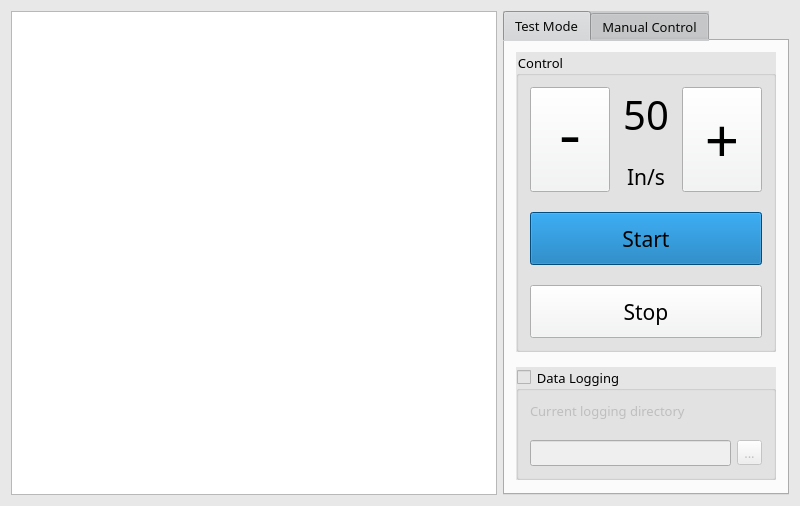
Before: the Qt Designer form PullTestGui/Qt_Files/UIDesign/mainwindow.ui in SJuola/TomPullTest, drawn with Qt 5.
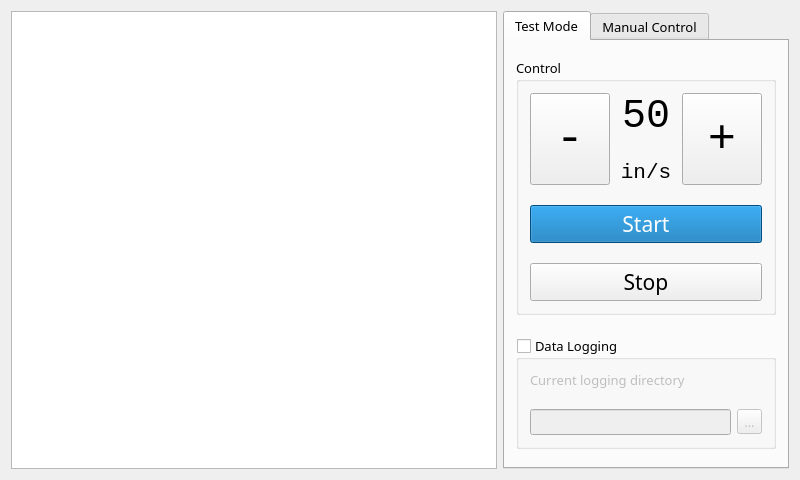
After: the same form once the commit is applied. Custom widgets are drawn as their Qt base class.

Diff of the .ui file:
```diff
--- a/PullTestGui/Qt_Files/UIDesign/mainwindow.ui
+++ b/PullTestGui/Qt_Files/UIDesign/mainwindow.ui
@@ -17,12 +17,35 @@
    <string>Tom Accelerated Pull Test</string>
   </property>
   <property name="styleSheet">
-   <string notr="true">QMainWindow{background: #e8e8e8}
+   <string notr="true">/*---New Edit--*/
+QWidget{background: black;}
+QTabBar{ background: #c9cbcd; color: rgb(9,9,9)}
+QPushButton:hover, QPushButton:pressed{background-color: rgba(255,255,255,0.6)}
+QGroupBox{color: white}
+QGroupBox &gt; QLabel{color: white}
+QGroupBox &gt; QLineEdit, QToolButton{background: white}
+QGroupBox:indicator{background: white; width: 18px; height: 18px}
+QGroupBox  {
+	border: 0.5px solid rgba(255,255,255, 0.3);
+	border-radius: 3px;
+    margin-top: 27px;
+}
+
+QGroupBox::title  {
+	background-color: transparent;
+    subcontrol-origin: margin;
+    padding: 5px ;
+}
+
+
+/*QMainWindow{background: #e8e8e8}*/
 QPushButton:disabled{ background: #999; color: black}
 QPushButton{ height: 45px; background: #f3f4f5}
 PlotWidget{ color: rgb(35, 85, 244) !important}
-QGroupBox{background: #e5e5e5}
-QTabBar{ background: #c9cbcd; color: rgb(9,9,9)}</string>
+/*QGroupBox{background: #e5e5e5}*/
+
+
+</string>
   </property>
   <widget class="QWidget" name="centralWidget">
    <property name="enabled">
@@ -56,6 +79,12 @@
        <number>0</number>
       </property>
       <widget class="QWidget" name="Tab1">
+       <property name="sizePolicy">
+        <sizepolicy hsizetype="Preferred" vsizetype="Preferred">
+         <horstretch>0</horstretch>
+         <verstretch>0</verstretch>
+        </sizepolicy>
+       </property>
        <attribute name="title">
         <string>Test Mode</string>
        </attribute>
@@ -172,7 +201,7 @@
               </font>
              </property>
              <property name="styleSheet">
-              <string notr="true">background: #006cb1</string>
+              <string notr="true">background: #006cb1; color: white</string>
              </property>
              <property name="text">
               <string>Start</string>
@@ -195,7 +224,7 @@
              </property>
              <property name="font">
               <font>
-               <family>Sans Serif</family>
+               <family>Monospace</family>
                <pointsize>30</pointsize>
               </font>
              </property>
@@ -223,12 +252,12 @@
              </property>
              <property name="font">
               <font>
-               <family>Sans Serif</family>
+               <family>Monospace</family>
                <pointsize>16</pointsize>
               </font>
              </property>
              <property name="text">
-              <string>In/s</string>
+              <string>in/s</string>
              </property>
              <property name="alignment">
               <set>Qt::AlignHCenter|Qt::AlignTop</set>
@@ -248,8 +277,8 @@
              </property>
              <property name="font">
               <font>
-               <family>Sans Serif</family>
-               <pointsize>45</pointsize>
+               <family>Monospace</family>
+               <pointsize>35</pointsize>
               </font>
              </property>
              <property name="styleSheet">
@@ -271,7 +300,7 @@
              <property name="font">
               <font>
                <family>Monospace</family>
-               <pointsize>45</pointsize>
+               <pointsize>35</pointsize>
               </font>
              </property>
              <property name="text">
```
Left out of the diff: 2 changed lines with no effect on the pictures.
